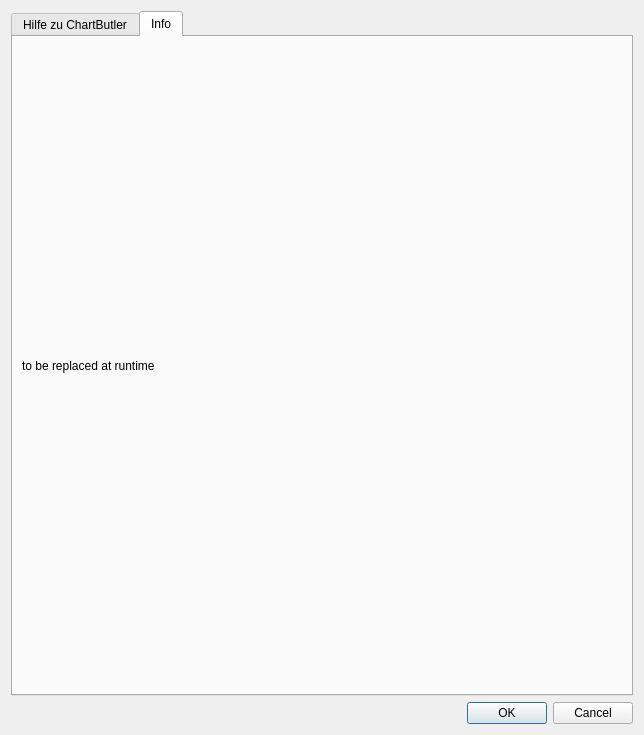
Old version of the form ChartButler/chelp.ui in the repository joergpauly/chartbutler.
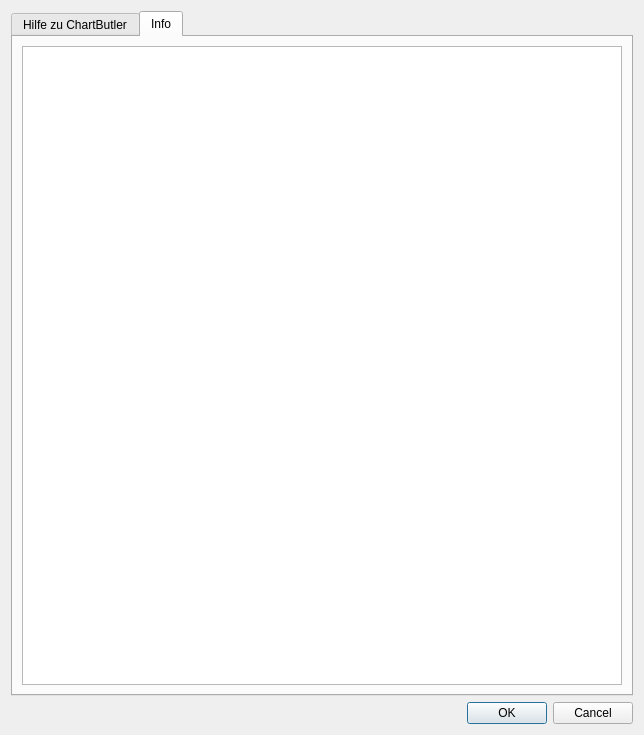
New version of the form.

The edit to the form file:
```diff
--- a/ChartButler/chelp.ui
+++ b/ChartButler/chelp.ui
@@ -93,9 +93,9 @@
       </attribute>
       <layout class="QVBoxLayout" name="verticalLayout">
        <item>
-        <widget class="QLabel" name="txtAbout">
-         <property name="text">
-          <string>to be replaced at runtime</string>
+        <widget class="QTextEdit" name="txtAbout">
+         <property name="readOnly">
+          <bool>true</bool>
          </property>
         </widget>
        </item>
```
